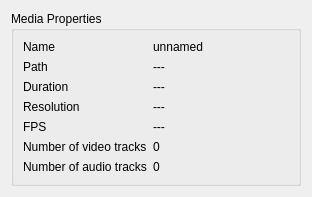
Above: src/Gui/media/ui/ClipMetadataDisplayer.ui from luyikei/VLMC before the change. Below: the same form after it.
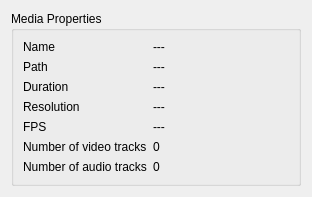
That is the form after the change. Custom widgets are drawn as their Qt base class.

Commit message: ClipMetadataDisplayer: Changing the filename default value.

Patch:
```diff
--- a/src/Gui/media/ui/ClipMetadataDisplayer.ui
+++ b/src/Gui/media/ui/ClipMetadataDisplayer.ui
@@ -7,7 +7,7 @@
     <x>0</x>
     <y>0</y>
     <width>312</width>
-    <height>178</height>
+    <height>182</height>
    </rect>
   </property>
   <property name="windowTitle">
@@ -209,7 +209,7 @@
          <enum>Qt::LeftToRight</enum>
         </property>
         <property name="text">
-         <string>unnamed</string>
+         <string>---</string>
         </property>
        </widget>
       </item>
```
